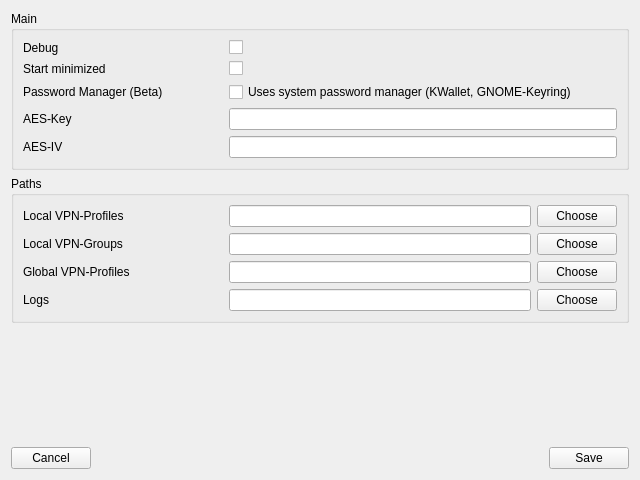
First picture: the form in openfortigui/vpnsetting.ui, repository theinvisible/openfortigui, before the edit.
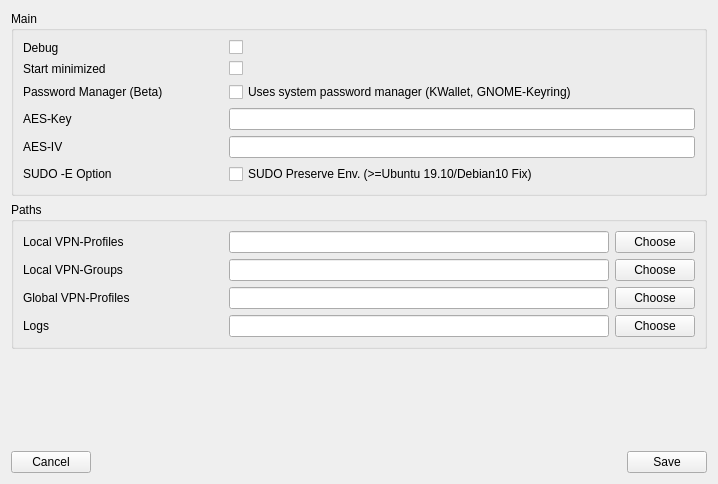
Second picture: the form after the edit.

```diff
--- a/openfortigui/vpnsetting.ui
+++ b/openfortigui/vpnsetting.ui
@@ -6,8 +6,8 @@
    <rect>
     <x>0</x>
     <y>0</y>
-    <width>640</width>
-    <height>480</height>
+    <width>718</width>
+    <height>484</height>
    </rect>
   </property>
   <property name="windowTitle">
@@ -114,6 +114,26 @@
           </property>
          </widget>
         </item>
+        <item row="5" column="0">
+         <widget class="QLabel" name="label_10">
+          <property name="minimumSize">
+           <size>
+            <width>200</width>
+            <height>0</height>
+           </size>
+          </property>
+          <property name="text">
+           <string>SUDO -E Option</string>
+          </property>
+         </widget>
+        </item>
+        <item row="5" column="1">
+         <widget class="QCheckBox" name="cbSUDOPreserveEnv">
+          <property name="text">
+           <string>SUDO Preserve Env. (&gt;=Ubuntu 19.10/Debian10 Fix)</string>
+          </property>
+         </widget>
+        </item>
        </layout>
       </item>
      </layout>
```
